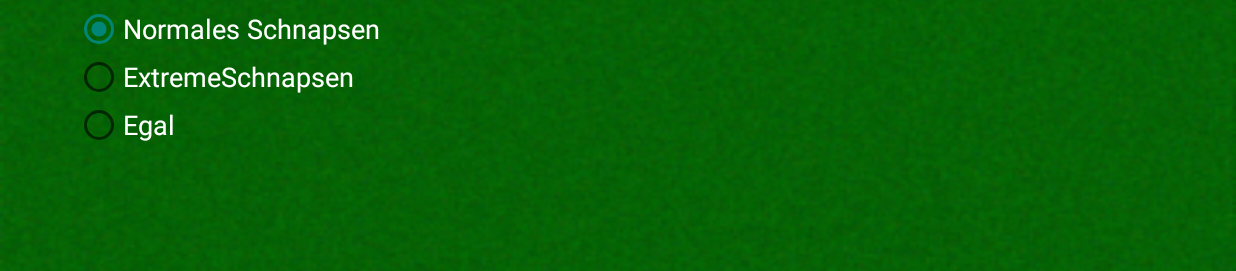
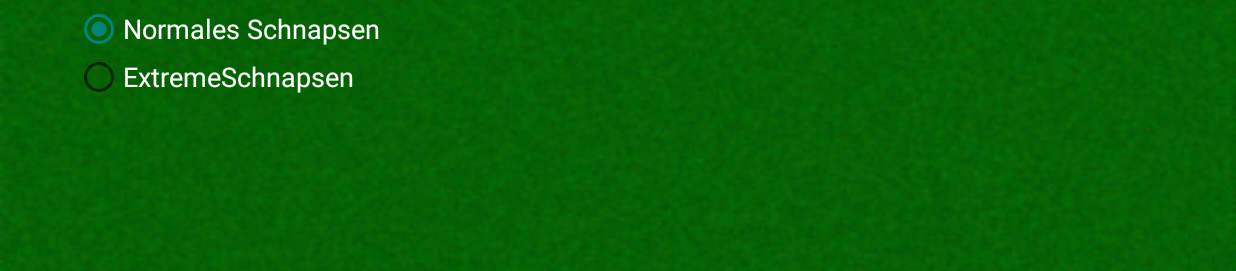
Before and after one commit to ChristianWuggenig/extremeSchnapsen, an Android app: the GameSettingsActivity screen opened directly, with no data from a screen before it, on a phone screen of 824 x 412 dp (held sideways). Shown: the part 198-469 px from the top of the screen. Run offline under Robolectric (Android 15) with nearby library versions, the phone set to English and light mode, and no system bars; 1 statement that could not run was skipped.

Commit message:
added activity for extremegame + game mode is now stored in database

```diff
--- a/app/src/main/java/cardfactory/com/extremeschnapsen/database/DbHelper.java
+++ b/app/src/main/java/cardfactory/com/extremeschnapsen/database/DbHelper.java
@@ -32,6 +32,7 @@ public class DbHelper extends SQLiteOpenHelper {
     public static final String COLUMN_PLAYER_USERNAME = "username";
     public static final String COLUMN_PLAYER_PLAYED_GAMES = "playedgames";
     public static final String COLUMN_PLAYER_WON_GAMES = "wongames";
+    public static final String COLUMN_PLAYER_GAME_MODE = "gamemode";
 
     public static final String COLUMN_CARD_ID = "_id";
     public static final String COLUMN_CARDSUIT = "cardSuit";
@@ -75,7 +76,8 @@ public class DbHelper extends SQLiteOpenHelper {
                     "(" + COLUMN_PLAYER_ID + " INTEGER PRIMARY KEY AUTOINCREMENT, " +
                     COLUMN_PLAYER_PLAYED_GAMES + " INTEGER, " +
                     COLUMN_PLAYER_USERNAME + " TEXT NOT NULL, " +
-                    COLUMN_PLAYER_WON_GAMES + " INTEGER);";
+                    COLUMN_PLAYER_WON_GAMES + " INTEGER, " +
+                    COLUMN_PLAYER_GAME_MODE + " TEXT);";
 
     public static final String SQL_CREATE_CARD_TABLE =
             "CREATE TABLE " + TABLE_CARD_LIST +
--- a/app/src/main/java/cardfactory/com/extremeschnapsen/gui/ExtremeGameActivity.java
+++ b/app/src/main/java/cardfactory/com/extremeschnapsen/gui/ExtremeGameActivity.java
@@ -11,9 +11,9 @@ public class ExtremeGameActivity extends GameActivity {
     @Override
     protected void onCreate(Bundle savedInstanceState) {
         super.onCreate(savedInstanceState);
-        getWindow().requestFeature(Window.FEATURE_ACTION_BAR);
-        getSupportActionBar().hide();
 
-        setContentView(R.layout.activity_extreme_game);
+        //setContentView(R.layout.activity_extreme_game);
+
+
     }
 }
--- a/app/src/main/java/cardfactory/com/extremeschnapsen/gui/GameSettingsActivity.java
+++ b/app/src/main/java/cardfactory/com/extremeschnapsen/gui/GameSettingsActivity.java
@@ -8,8 +8,12 @@ import android.widget.RadioButton;
 import android.widget.RadioGroup;
 
 import cardfactory.com.extremeschnapsen.R;
+import cardfactory.com.extremeschnapsen.database.PlayerDataSource;
 
 public class GameSettingsActivity extends AppCompatActivity {
+
+    PlayerDataSource playerDataSource;
+    RadioGroup radioGroup;
 
     @Override
     protected void onCreate(Bundle savedInstanceState) {
@@ -18,20 +22,36 @@ public class GameSettingsActivity extends AppCompatActivity {
         getSupportActionBar().hide();
 
         setContentView(R.layout.activity_game_settings);
+
+        radioGroup = this.findViewById(R.id.rgGameSettings);
+
+        playerDataSource = new PlayerDataSource(this);
+        playerDataSource.open();
+
+        switch (playerDataSource.getCurrentPlayerObject().getGame_mode()) {
+            case "normal":
+                radioGroup.check(R.id.rbtnNormal);
+                break;
+            case "extreme":
+                radioGroup.check(R.id.rbtnExtreme);
+        }
     }
 
     public void onClickBtnBackToMenu(View view) {
-        RadioGroup radioGroup = this.findViewById(R.id.rgGameSettings);
 
         int selectedId = radioGroup.getCheckedRadioButtonId();
 
         switch (selectedId) {
             case R.id.rbtnNormal:
+                playerDataSource.updateGameMode("normal");
                 break;
             case R.id.rbtnExtreme:
-                break;
-            case R.id.rbtnDoesNotMatter:
+                playerDataSource.updateGameMode("extreme");
                 break;
         }
+
+        playerDataSource.close();
+
+        finish();
     }
 }
--- a/app/src/main/res/layout/activity_game_settings.xml
+++ b/app/src/main/res/layout/activity_game_settings.xml
@@ -56,15 +56,6 @@
                 android:textSize="18sp"
                 app:layout_constraintTop_toBottomOf="@+id/rbtnNormal" />
 
-            <RadioButton
-                android:id="@+id/rbtnDoesNotMatter"
-                android:layout_width="wrap_content"
-                android:layout_height="wrap_content"
-                android:text="@string/rbtnDoesNotMatter"
-                android:textColor="#FFF"
-                android:textSize="18sp"
-                app:layout_constraintTop_toBottomOf="@+id/rbtnExtreme" />
-
         </RadioGroup>
 
         <Button
```
Also changed, not shown: app/src/main/java/cardfactory/com/extremeschnapsen/database/PlayerDataSource.java (+20 -4 lines), app/src/main/java/cardfactory/com/extremeschnapsen/gui/StartGameActivity.java (+9 -2 lines), app/src/main/java/cardfactory/com/extremeschnapsen/models/Player.java (+12 -1 lines).
